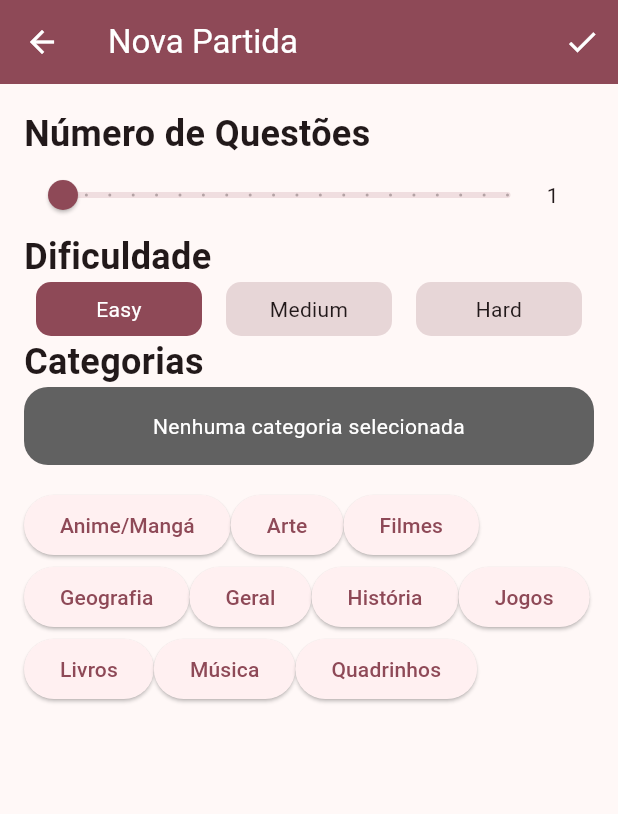
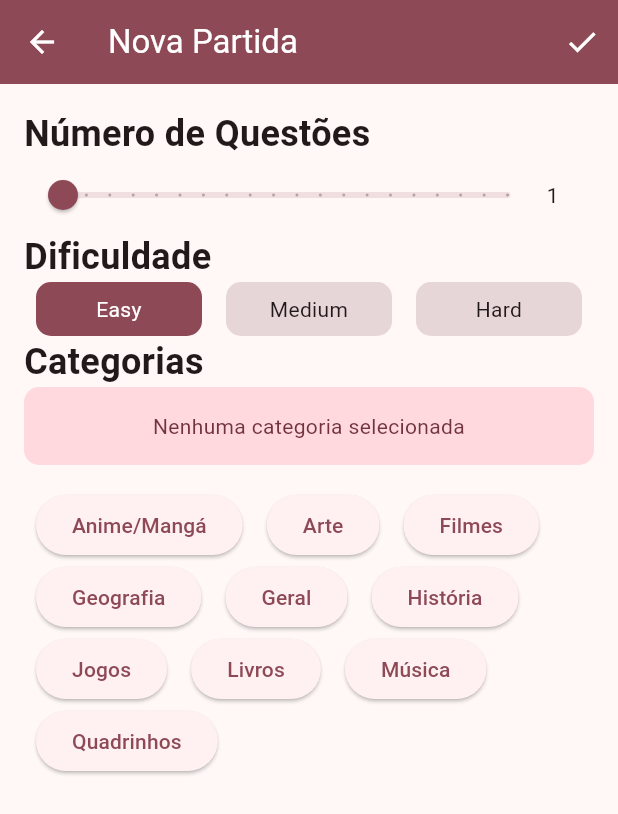
Before and after one commit to ricarthlima/flutter_trivia, a Flutter app: the screen it shows after launch, after a tap on "Iniciar", on a phone screen of 412 x 824 dp. Shown: the top 814 px of the screen. Run offline on Flutter 3.47's test engine with Material 3 defaults, Android fonts, the phone set to English and light mode, and no system bars; our stand-ins replace dio; missing offline and left inert: translator.

Commit message:
Criando o arquivo de constantes e atualizando o visual do cartão de categorias

```diff
--- a/lib/components/buttons.dart
+++ b/lib/components/buttons.dart
@@ -1,6 +1,7 @@
 // ignore_for_file: public_member_api_docs, sort_constructors_first
 import 'package:flutter/material.dart';
 import 'package:flutter_trivia/themes/theme_data.dart';
+import 'package:flutter_trivia/utils/conts.dart';
 
 class PrimaryButton extends StatelessWidget {
   final Function onTap;
@@ -22,7 +23,7 @@ class PrimaryButton extends StatelessWidget {
         child: Ink(
           padding: const EdgeInsets.fromLTRB(32, 16, 32, 16),
           decoration: BoxDecoration(
-            borderRadius: BorderRadius.circular(15),
+            borderRadius: AppBorder.button,
             color: theme.colorScheme.primaryContainer,
             boxShadow: kElevationToShadow[1],
           ),
--- a/lib/components/segmented_buttons.dart
+++ b/lib/components/segmented_buttons.dart
@@ -1,5 +1,6 @@
 import 'package:flutter/material.dart';
 import 'package:flutter_trivia/themes/theme_data.dart';
+import 'package:flutter_trivia/utils/conts.dart';
 
 class SegmentedContainer extends StatelessWidget {
   final List<Segment> segments;
@@ -55,7 +56,7 @@ class Segment extends StatelessWidget {
           child: Ink(
             padding: const EdgeInsets.symmetric(horizontal: 16.0, vertical: 8.0),
             decoration: BoxDecoration(
-              borderRadius: BorderRadius.circular(10),
+              borderRadius: AppBorder.segment,
                 color: (value == currentValue)
                     ? theme.colorScheme.primary
                     : theme.colorScheme.surfaceDim),
--- a/lib/trivia/screens/new_match_screen.dart
+++ b/lib/trivia/screens/new_match_screen.dart
@@ -3,6 +3,7 @@ import 'package:flutter_trivia/components/segmented_buttons.dart';
 import 'package:flutter_trivia/themes/theme_data.dart';
 import 'package:flutter_trivia/trivia/api/trivia_api.dart';
 import 'package:flutter_trivia/trivia/screens/home_screen.dart';
+import 'package:flutter_trivia/utils/conts.dart';
 
 class NewMatchScreen extends StatefulWidget {
   const NewMatchScreen({super.key});
@@ -133,22 +134,24 @@ class _NewMatchScreenState extends State<NewMatchScreen> {
             ),
             Container(
               decoration: BoxDecoration(
-                color: Colors.grey[700],
-                borderRadius: BorderRadius.circular(16),
+                color: theme.colorScheme.primaryContainer,
+                borderRadius: AppBorder.card,
               ),
               padding: const EdgeInsets.all(16),
               child: (listaCategoriasSelecionadas.isEmpty)
-                  ? const Text(
+                  ? Text(
                       "Nenhuma categoria selecionada",
                       textAlign: TextAlign.center,
-                      style: TextStyle(color: Colors.white),
+                      style: TextStyle(color: theme.colorScheme.onPrimaryContainer),
                     )
                   : Wrap(
                       children: List.generate(
                         listaCategoriasSelecionadas.length,
                         (index) {
                           String categoria = listaCategoriasSelecionadas[index];
-                          return ElevatedButton(
+                          return Padding(
+                            padding: const EdgeInsets.symmetric(horizontal: 8.0),
+                            child: ElevatedButton(
                               onPressed: () {
                                 setState(() {
                                   listaCategoriasSelecionadas.remove(categoria);
@@ -158,6 +161,7 @@ class _NewMatchScreenState extends State<NewMatchScreen> {
                                 });
                               },
                               child: Text(categoria),
+                            ),
                           );
                         },
                       ),
@@ -169,7 +173,9 @@ class _NewMatchScreenState extends State<NewMatchScreen> {
                 listaCategoriasDisponiveis.length,
                 (index) {
                   String categoria = listaCategoriasDisponiveis[index];
-                  return ElevatedButton(
+                  return Padding(
+                    padding: const EdgeInsets.symmetric(horizontal: 8.0),
+                    child: ElevatedButton(
                       onPressed: () {
                         setState(() {
                           listaCategoriasSelecionadas.add(categoria);
@@ -179,6 +185,7 @@ class _NewMatchScreenState extends State<NewMatchScreen> {
                         });
                       },
                       child: Text(categoria),
+                    ),
                   );
                 },
               ),
--- /dev/null
+++ b/lib/utils/conts.dart
@@ -0,0 +1,7 @@
+import 'package:flutter/material.dart';
+
+abstract class AppBorder {
+  static BorderRadiusGeometry segment = BorderRadius.circular(10.0);
+  static BorderRadiusGeometry button = BorderRadius.circular(15.0);
+  static BorderRadiusGeometry card = BorderRadius.circular(10.0);
+}
```
Lines whose indentation alone changed are shown as unchanged.
